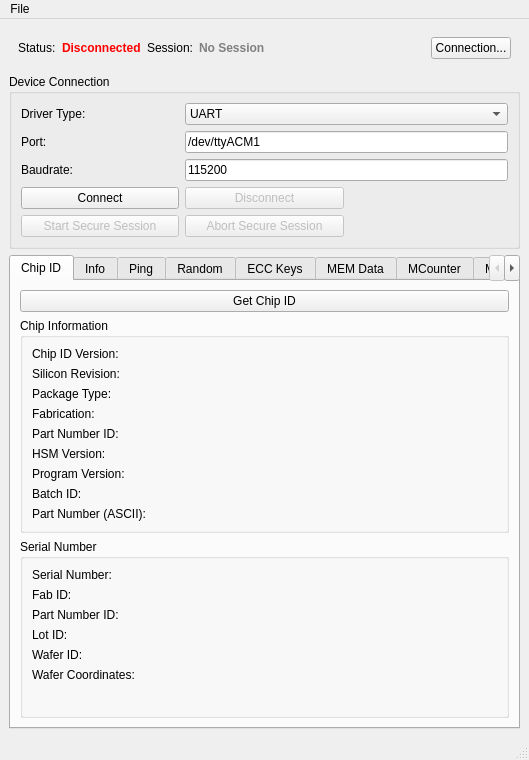
The window that mainwindow.ui (petrkr/tropic01manager) describes before a commit, drawn with Qt 5.
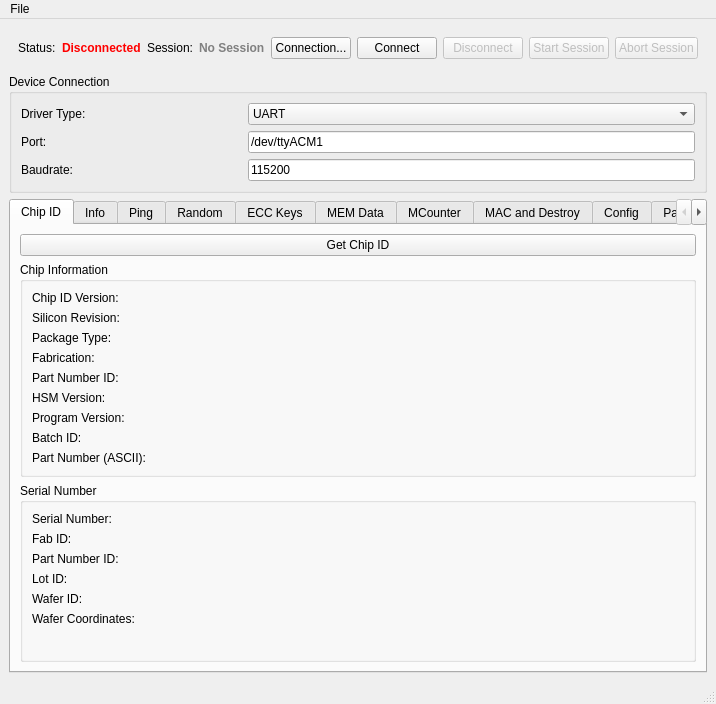
The same window after the commit.

Commit message: Make connect/session in status bar

```diff
--- a/mainwindow.ui
+++ b/mainwindow.ui
@@ -78,6 +78,43 @@
          </property>
         </widget>
        </item>
+       <item>
+        <widget class="QPushButton" name="btnConnect">
+         <property name="text">
+          <string>Connect</string>
+         </property>
+        </widget>
+       </item>
+       <item>
+        <widget class="QPushButton" name="btnDisconnect">
+         <property name="enabled">
+          <bool>false</bool>
+         </property>
+         <property name="text">
+          <string>Disconnect</string>
+         </property>
+        </widget>
+       </item>
+       <item>
+        <widget class="QPushButton" name="btnStartSecureSession">
+         <property name="enabled">
+          <bool>false</bool>
+         </property>
+         <property name="text">
+          <string>Start Session</string>
+         </property>
+        </widget>
+       </item>
+       <item>
+        <widget class="QPushButton" name="btnAbortSecureSession">
+         <property name="enabled">
+          <bool>false</bool>
+         </property>
+         <property name="text">
+          <string>Abort Session</string>
+         </property>
+        </widget>
+       </item>
       </layout>
      </widget>
     </item>
@@ -142,41 +179,17 @@
         </widget>
        </item>
        <item row="3" column="0">
-        <widget class="QPushButton" name="btnConnect">
-         <property name="text">
-          <string>Connect</string>
+        <spacer name="verticalSpacerConnection">
+         <property name="orientation">
+          <enum>Qt::Orientation::Vertical</enum>
          </property>
-        </widget>
-       </item>
-       <item row="3" column="1">
-        <widget class="QPushButton" name="btnDisconnect">
-         <property name="enabled">
-          <bool>false</bool>
+         <property name="sizeHint" stdset="0">
+          <size>
+           <width>20</width>
+           <height>20</height>
+          </size>
          </property>
-         <property name="text">
-          <string>Disconnect</string>
-         </property>
-        </widget>
-       </item>
-       <item row="4" column="0">
-        <widget class="QPushButton" name="btnStartSecureSession">
-         <property name="enabled">
-          <bool>false</bool>
-         </property>
-         <property name="text">
-          <string>Start Secure Session</string>
-         </property>
-        </widget>
-       </item>
-       <item row="4" column="1">
-        <widget class="QPushButton" name="btnAbortSecureSession">
-         <property name="enabled">
-          <bool>false</bool>
-         </property>
-         <property name="text">
-          <string>Abort Secure Session</string>
-         </property>
-        </widget>
+        </spacer>
        </item>
       </layout>
      </widget>
```
